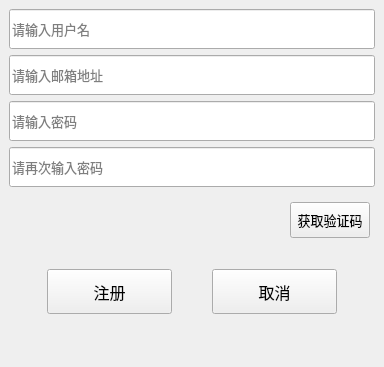
Before: the Qt Designer form Fool_Chat_Client/src/ui/regsterdialog.ui in zzt2713/Fool_Chat, drawn with Qt 5.
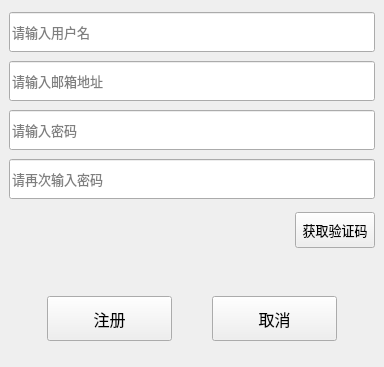
After: the same form once the commit is applied. Custom widgets are drawn as their Qt base class.

```diff
--- a/Fool_Chat_Client/src/ui/regsterdialog.ui
+++ b/Fool_Chat_Client/src/ui/regsterdialog.ui
@@ -141,19 +141,19 @@
          <item>
           <layout class="QHBoxLayout" name="horizontalLayout_4">
            <property name="spacing">
-            <number>5</number>
+            <number>0</number>
            </property>
            <property name="leftMargin">
-            <number>5</number>
+            <number>0</number>
            </property>
            <property name="topMargin">
-            <number>5</number>
+            <number>0</number>
            </property>
            <property name="rightMargin">
-            <number>5</number>
+            <number>0</number>
            </property>
            <property name="bottomMargin">
-            <number>5</number>
+            <number>0</number>
            </property>
            <item>
             <widget class="ElaCaptcha" name="varEdit" native="true"/>
@@ -193,10 +193,16 @@
          </item>
          <item>
           <widget class="QLabel" name="errTip">
+           <property name="minimumSize">
+            <size>
+             <width>0</width>
+             <height>30</height>
+            </size>
+           </property>
            <property name="maximumSize">
             <size>
              <width>16777215</width>
-             <height>15</height>
+             <height>30</height>
             </size>
            </property>
            <property name="text">
@@ -224,7 +230,7 @@
            <property name="horizontalSpacing">
             <number>0</number>
            </property>
-           <item row="7" column="0" colspan="3">
+           <item row="7" column="0" colspan="2">
             <layout class="QHBoxLayout" name="buttonLayout">
              <property name="bottomMargin">
               <number>8</number>
@@ -329,19 +335,6 @@
              </item>
             </layout>
            </item>
-           <item row="8" column="1">
-            <spacer name="verticalSpacer_2">
-             <property name="orientation">
-              <enum>Qt::Orientation::Vertical</enum>
-             </property>
-             <property name="sizeHint" stdset="0">
-              <size>
-               <width>40</width>
-               <height>40</height>
-              </size>
-             </property>
-            </spacer>
-           </item>
           </layout>
          </item>
         </layout>
```
